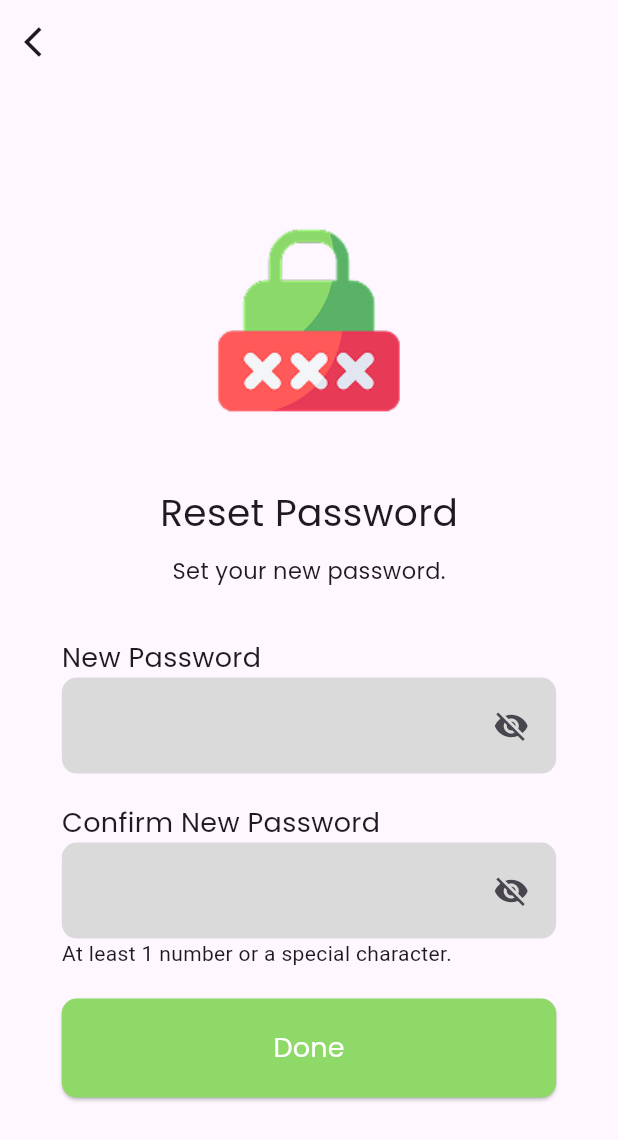
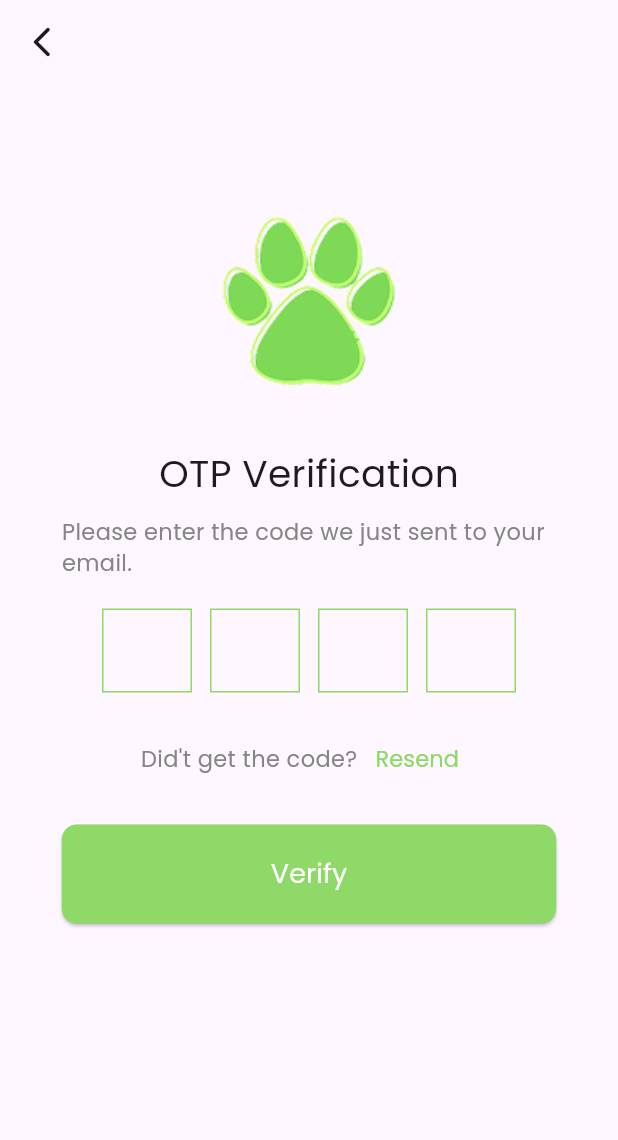
Before and after one commit to mzxriano/cityvet, a Flutter app: the screen it shows after launch, on a phone screen of 412 x 824 dp. Shown: the top 1140 px of the screen. Run offline on Flutter 3.47's test engine with Material 3 defaults, Android fonts, the phone set to English and light mode, and no system bars.

Commit message:
feat(otp-page): add otp verification page

```diff
--- a/cityvet_app/lib/main.dart
+++ b/cityvet_app/lib/main.dart
@@ -1,5 +1,6 @@
 import 'package:cityvet_app/views/forgot_pass_view.dart';
 import 'package:cityvet_app/views/login_view.dart';
+import 'package:cityvet_app/views/otp_verification_view.dart';
 import 'package:cityvet_app/views/reset_pass_view.dart';
 import 'package:flutter/material.dart';
 
@@ -15,7 +16,7 @@ class MainApp extends StatelessWidget {
   @override
   Widget build(BuildContext context) {
     return const MaterialApp(
-      home: ResetPassView(),
+      home: OtpVerificationView(),
     );
   }
 }
--- a/cityvet_app/lib/utils/config.dart
+++ b/cityvet_app/lib/utils/config.dart
@@ -52,6 +52,8 @@ class Config {
 
   static const Color secondaryColor = Color(0xFFDADADA);
 
+  static const Color tertiaryColor = Color(0xFF858585);
+
   // Font
   static const primaryFont = 'Poppins';
 
@@ -61,4 +63,10 @@ class Config {
 
   static const double fontBig = 25;
 
+  // Image
+  static Image primaryLogo = Image.asset('assets/images/logo.png');
+
+  // IconButton
+  static const Icon backButtonIcon = Icon(Icons.arrow_back_ios_new_rounded);
+
 }
--- a/cityvet_app/lib/views/forgot_pass_view.dart
+++ b/cityvet_app/lib/views/forgot_pass_view.dart
@@ -33,7 +33,7 @@ class _ForgotPassViewState extends State<ForgotPassView> {
       appBar: AppBar(
         leading: IconButton(
           onPressed: (){},
-          icon: Icon(Icons.arrow_back_ios),
+          icon: Config.backButtonIcon,
         ),
       ),
       body: SafeArea(
@@ -63,6 +63,7 @@ class _ForgotPassViewState extends State<ForgotPassView> {
                   style: TextStyle(
                     fontFamily: Config.primaryFont,
                     fontSize: Config.fontSmall,
+                    color: Config.tertiaryColor,
                   ),
                 ),
                 Config.heightMedium,
--- a/cityvet_app/lib/views/login_view.dart
+++ b/cityvet_app/lib/views/login_view.dart
@@ -67,7 +67,7 @@ class _LoginViewState extends State<LoginView> {
                   alignment: Alignment.center,
                   child: Column(
                     children: [
-                      Image.asset('assets/images/logo.png'),
+                      Config.primaryLogo,
                       Config.heightSmall,
                       Text(
                         'Login',
--- /dev/null
+++ b/cityvet_app/lib/views/otp_verification_view.dart
@@ -0,0 +1,127 @@
+import 'package:cityvet_app/components/button.dart';
+import 'package:cityvet_app/utils/config.dart';
+import 'package:cityvet_app/utils/text.dart';
+import 'package:flutter/material.dart';
+
+class OtpVerificationView extends StatefulWidget {
+  const OtpVerificationView({super.key});
+
+  @override
+  State<OtpVerificationView> createState() => _OtpVerificationViewState();
+}
+
+class _OtpVerificationViewState extends State<OtpVerificationView> {
+  @override
+  Widget build(BuildContext context) {
+    Config().init(context);
+    return Scaffold(
+      appBar: AppBar(
+        leading: IconButton(
+          onPressed: (){},
+          icon: Config.backButtonIcon,
+        ),
+      ),
+      body: SafeArea(
+        child: Padding(
+          padding: Config.paddingScreen,
+          child: Column(
+            children: [
+              Align(
+                child: Column(
+                  children: [
+                    Config.primaryLogo,
+                    Config.heightSmall,
+                    Text(
+                      'OTP Verification',
+                      style: TextStyle(
+                        fontFamily: Config.primaryFont,
+                        fontSize: Config.fontBig,
+                      ),
+                    ),
+                    Config.heightSmall,
+                    Text(
+                      AppText.enText['otp_verification']!,
+                      style: TextStyle(
+                        fontFamily: Config.primaryFont,
+                        fontSize: Config.fontSmall,
+                        color: Config.tertiaryColor,
+                      ),
+                    ),
+                  ],
+                ),
+              ),
+              Config.heightMedium,
+              Wrap(
+                spacing: 12,
+                children: List.generate(4, (_) => SizedBox(
+                  width: 60,
+                  child: _buildOtpField(),
+                )),
+              ),
+              Config.heightMedium,
+              Row(
+                mainAxisAlignment: MainAxisAlignment.center,
+                children: [
+                  Text(
+                    'Did\'t get the code?',
+                    style: TextStyle(
+                      fontFamily: Config.primaryFont,
+                      fontSize: Config.fontSmall,
+                      color: Config.tertiaryColor,
+                    ),
+                  ),
+                  TextButton(
+                    onPressed: (){},
+                    child: Text(
+                      'Resend',
+                      style: TextStyle(
+                        fontFamily: Config.primaryFont,
+                        fontSize: Config.fontSmall,
+                        color: Config.primaryColor,
+                      ),
+                    ),
+                  ),
+                ],
+              ),
+              Config.heightMedium,
+              Button(
+                width: double.infinity,
+                title: 'Verify',
+                onPressed: (){}
+              ),
+            ],
+          ),
+        ),
+      ),
+    );
+  }
+}
+
+Widget _buildOtpField() {
+  return TextField(
+    keyboardType: TextInputType.number,
+    decoration: InputDecoration(
+      border: OutlineInputBorder(
+        borderSide: BorderSide(
+          width: 1,
+          color: Config.primaryColor,
+        ),
+        borderRadius: BorderRadius.zero,
+      ),
+      enabledBorder: OutlineInputBorder(
+        borderSide: BorderSide(
+          width: 1,
+          color: Config.primaryColor,
+        ),
+        borderRadius: BorderRadius.zero,
+      ),
+      focusedBorder: OutlineInputBorder(
+        borderSide: BorderSide(
+          width: 1,
+          color: Config.primaryColor,
+        ),
+        borderRadius: BorderRadius.zero,
+      ),
+    ),
+  );
+}
--- a/cityvet_app/lib/views/reset_pass_view.dart
+++ b/cityvet_app/lib/views/reset_pass_view.dart
@@ -46,7 +46,7 @@ class _ResetPassViewState extends State<ResetPassView> {
       appBar: AppBar(
         leading: IconButton(
           onPressed: (){},
-          icon: Icon(Icons.arrow_back_ios),
+          icon: Icon(Icons.arrow_back_ios_new_rounded),
         ),
       ),
       body: SafeArea(
@@ -79,6 +79,7 @@ class _ResetPassViewState extends State<ResetPassView> {
                         style: TextStyle(
                           fontFamily: Config.primaryFont,
                           fontSize: Config.fontSmall,
+                          color: Config.tertiaryColor,
                         ),
                       ),
                     ],
--- a/cityvet_app/lib/views/signup_view.dart
+++ b/cityvet_app/lib/views/signup_view.dart
@@ -112,7 +112,7 @@ class _SignupViewState extends State<SignupView> {
                   alignment: Alignment.center,
                   child: Column(
                     children: [
-                      Image.asset('assets/images/logo.png'),
+                      Config.primaryLogo,
                       Config.heightSmall,
                       Text(
                         'Sign up',
```
